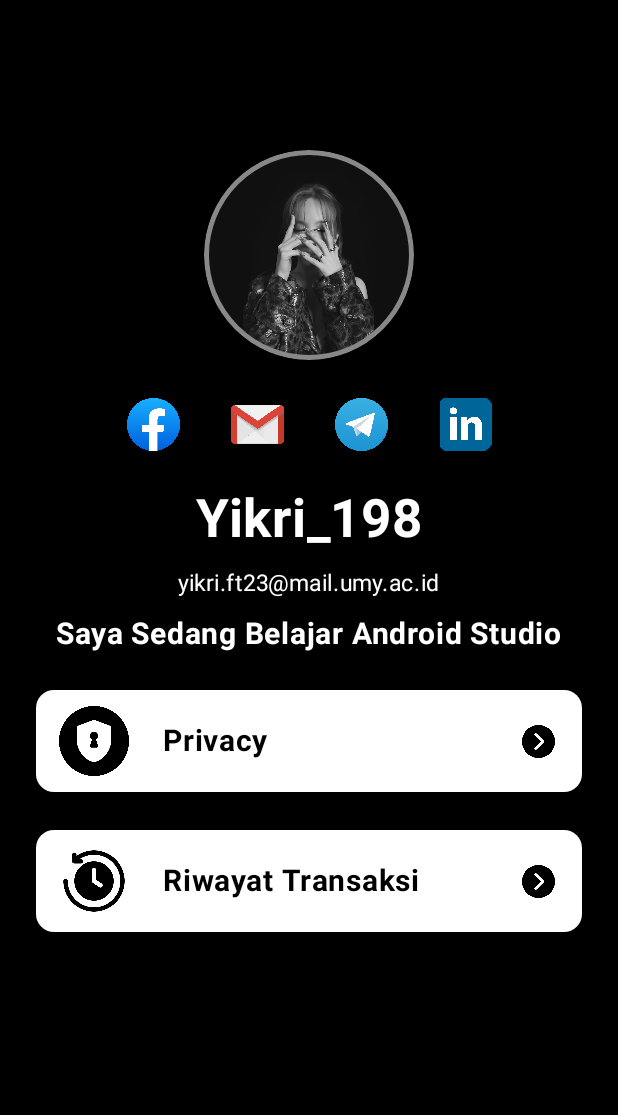
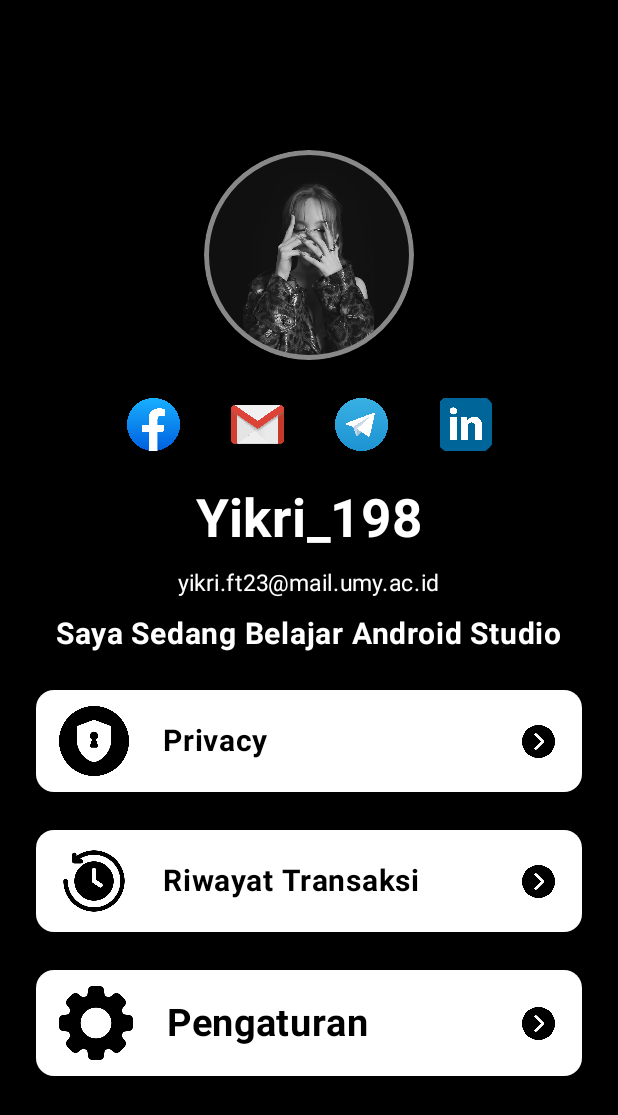
Before and after one commit to Latfiansya/QuestAdvanceLayout_198, an Android app built with Jetpack Compose: the screen it shows after launch (MainActivity), on a phone screen of 412 x 824 dp. Shown: the top 1115 px of the screen. Run offline under Robolectric (Android 15) with nearby library versions, the phone set to English and light mode, and no system bars.

Commit message:
Menambahkan card ketiga

```diff
--- a/app/src/main/java/com/example/activity3/ui/theme/Tugas_QuestAdvanceLayout.kt
+++ b/app/src/main/java/com/example/activity3/ui/theme/Tugas_QuestAdvanceLayout.kt
@@ -203,7 +203,54 @@ fun Profile(modifier: Modifier = Modifier) {
             }
             Spacer(modifier = Modifier.height(25.dp))
 
+            Card(
+                modifier = Modifier
+                    .fillMaxWidth()
+                    .padding(horizontal = 24.dp),
+                colors = CardDefaults.cardColors(
+                    containerColor = Color.White
+                )
+            ) {
+                Row(
+                    modifier = Modifier
+                        .fillMaxWidth()
+                        .padding(horizontal = 10.dp, vertical = 5.dp),
+                    verticalAlignment = Alignment.CenterVertically,
+                    horizontalArrangement = Arrangement.SpaceBetween
+                ) {
+                    Row(
+                        verticalAlignment = Alignment.CenterVertically
+                    ) {
+                        val gambar =
+                            painterResource(id = R.drawable.settings)
+                        Image(
+                            painter = gambar,
+                            contentDescription = null,
+                            modifier = Modifier
+                                .size(60.dp)
+                                .padding(all = 5.dp)
+                        )
 
+                        Spacer(modifier = Modifier.width(17.dp))
+
+                        Text(
+                            text = stringResource(id = R.string.setting),
+                            fontSize = 25.sp,
+                            fontWeight = FontWeight.Bold,
+                            color = Color.Black
+                        )
+                    }
+
+                    val iconDropdown = painterResource(id = R.drawable.dropdown)
+                    Image(
+                        painter = iconDropdown,
+                        contentDescription = "Dropdown Icon",
+                        modifier = Modifier
+                            .size(30.dp)
+                            .padding(end = 8.dp)
+                    )
+                }
+            }
 
         }
     }
```
Also changed, not shown: app/src/main/res/drawable/settings.png (added).
